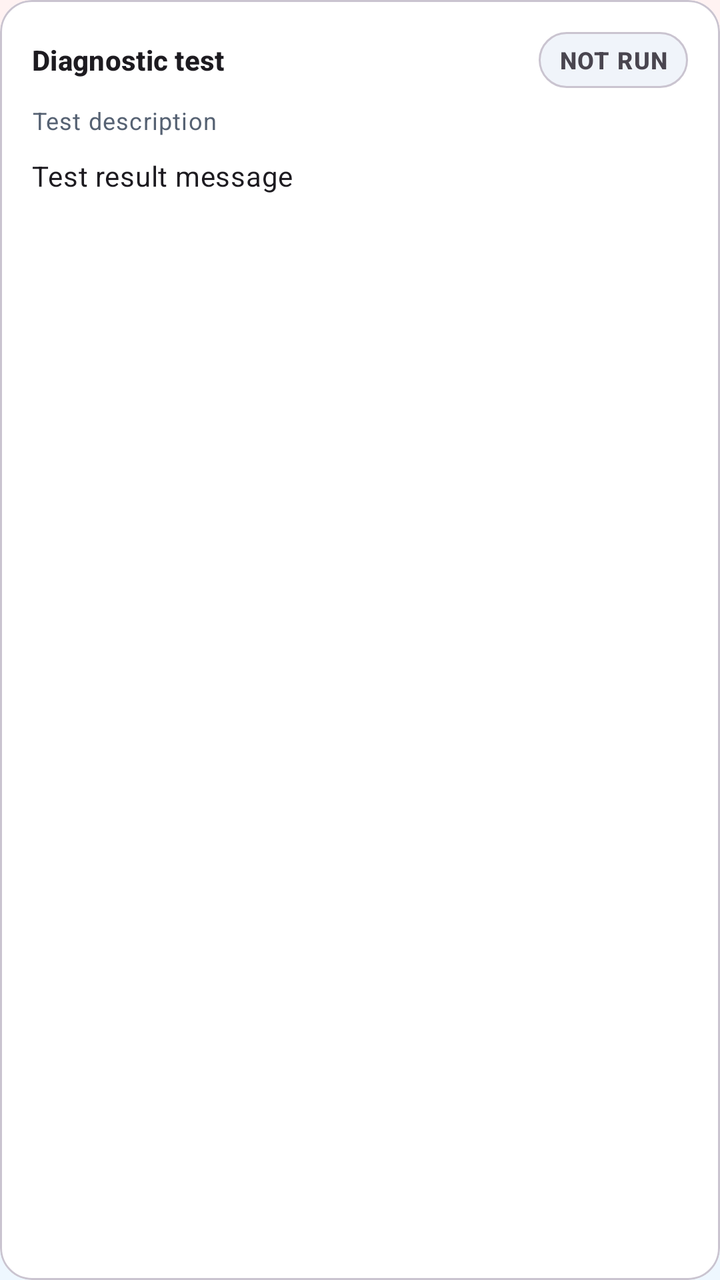
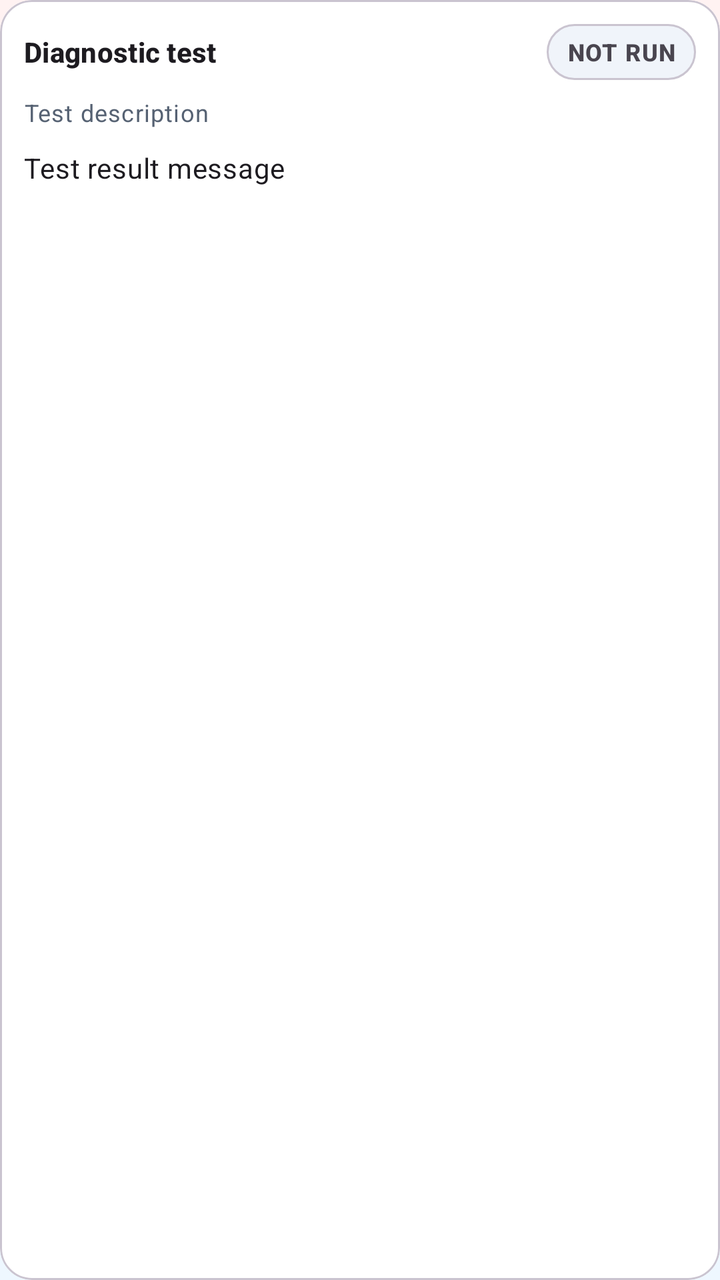

Two renders of the same Android screen: before a commit and after it. Below are the layout's source before the change and the commit's diff.
<!-- AndroidManifest.xml: application theme Theme.StudySaathi -->
<!-- res/layout/item_cloud_diagnostic_result.xml -->
<?xml version="1.0" encoding="utf-8"?>
<com.google.android.material.card.MaterialCardView xmlns:android="http://schemas.android.com/apk/res/android"
    xmlns:app="http://schemas.android.com/apk/res-auto"
    android:layout_width="match_parent"
    android:layout_height="wrap_content"
    android:layout_marginBottom="10dp"
    app:cardCornerRadius="16dp"
    app:cardElevation="0dp"
    app:strokeColor="?attr/colorOutlineVariant"
    app:strokeWidth="1dp">

    <LinearLayout
        android:layout_width="match_parent"
        android:layout_height="wrap_content"
        android:orientation="vertical"
        android:padding="16dp">

        <LinearLayout
            android:layout_width="match_parent"
            android:layout_height="wrap_content"
            android:gravity="center_vertical"
            android:orientation="horizontal">

            <TextView
                android:id="@+id/textCloudDiagnosticTestName"
                android:layout_width="0dp"
                android:layout_height="wrap_content"
                android:layout_weight="1"
                android:text="@string/cloud_diagnostic_test_name_placeholder"
                android:textAppearance="?attr/textAppearanceTitleSmall"
                android:textStyle="bold" />

            <TextView
                android:id="@+id/textCloudDiagnosticTestStatus"
                android:layout_width="wrap_content"
                android:layout_height="wrap_content"
                android:layout_marginStart="12dp"
                android:background="@drawable/bg_status_badge_neutral"
                android:gravity="center"
                android:minHeight="28dp"
                android:minWidth="72dp"
                android:paddingStart="10dp"
                android:paddingTop="4dp"
                android:paddingEnd="10dp"
                android:paddingBottom="4dp"
                android:text="@string/cloud_diagnostic_status_not_run"
                android:textAppearance="?attr/textAppearanceLabelMedium"
                android:textStyle="bold" />

        </LinearLayout>

        <TextView
            android:id="@+id/textCloudDiagnosticTestDescription"
            android:layout_width="match_parent"
            android:layout_height="wrap_content"
            android:layout_marginTop="8dp"
            android:lineSpacingExtra="2dp"
            android:text="@string/cloud_diagnostic_test_description_placeholder"
            android:textAppearance="?attr/textAppearanceBodySmall"
            android:textColor="?attr/colorOnSurfaceVariant" />

        <TextView
            android:id="@+id/textCloudDiagnosticTestMessage"
            android:layout_width="match_parent"
            android:layout_height="wrap_content"
            android:layout_marginTop="10dp"
            android:lineSpacingExtra="2dp"
            android:text="@string/cloud_diagnostic_test_message_placeholder"
            android:textAppearance="?attr/textAppearanceBodyMedium" />

        <TextView
            android:id="@+id/textCloudDiagnosticTechnicalMessage"
            android:layout_width="match_parent"
            android:layout_height="wrap_content"
            android:layout_marginTop="8dp"
            android:lineSpacingExtra="2dp"
            android:text="@string/cloud_diagnostic_technical_placeholder"
            android:textAppearance="?attr/textAppearanceBodySmall"
            android:textColor="?attr/colorOnSurfaceVariant"
            android:visibility="gone" />

    </LinearLayout>

</com.google.android.material.card.MaterialCardView>
<!-- resources referenced by this layout -->
<resources>
  <!-- drawable bg_status_badge_neutral (drawable) -->
  <?xml version="1.0" encoding="utf-8"?>
  <shape xmlns:android="http://schemas.android.com/apk/res/android"
      android:shape="rectangle">
  
      <solid android:color="?attr/colorSurfaceVariant" />
  
      <stroke
          android:width="1dp"
          android:color="?attr/colorOutlineVariant" />
  
      <corners android:radius="14dp" />
  
      <padding
          android:left="10dp"
          android:top="4dp"
          android:right="10dp"
          android:bottom="4dp" />
  
  </shape>
  <string name="cloud_diagnostic_status_not_run">
          NOT RUN
      </string>
  <string name="cloud_diagnostic_technical_placeholder">
          Technical details
      </string>
  <string name="cloud_diagnostic_test_description_placeholder">
          Test description
      </string>
  <string name="cloud_diagnostic_test_message_placeholder">
          Test result message
      </string>
  <string name="cloud_diagnostic_test_name_placeholder">
          Diagnostic test
      </string>
  <color name="ss_primary">#2457C5</color>
  <color name="ss_on_primary">#FFFFFF</color>
  <color name="ss_blue_soft">#EAF2FF</color>
  <color name="ss_primary_dark">#173F99</color>
  <color name="ss_secondary">#087F8C</color>
  <color name="ss_on_secondary">#FFFFFF</color>
  <color name="ss_teal_soft">#EAF8F8</color>
  <color name="ss_tertiary">#8A5A00</color>
  <color name="ss_on_tertiary">#FFFFFF</color>
  <color name="ss_yellow_soft">#FFF8E8</color>
  <color name="ss_background">#F7F9FC</color>
  <color name="ss_surface">#FFFFFF</color>
  <color name="ss_surface_soft">#F0F4FA</color>
  <color name="ss_text_primary">#182230</color>
  <color name="ss_text_secondary">#566273</color>
  <color name="ss_outline">#D6DEE9</color>
  <color name="ss_error">#BA1A1A</color>
  <color name="white">#FFFFFFFF</color>
  <color name="ss_red_soft">#FFF0F0</color>
  <!-- drawable bg_app_soft_mix (drawable) -->
  <?xml version="1.0" encoding="utf-8"?>
  <shape xmlns:android="http://schemas.android.com/apk/res/android"
      android:shape="rectangle">
  
      <gradient
          android:angle="270"
          android:centerColor="#F2FBF3"
          android:endColor="#EEF7FF"
          android:startColor="#FFF2F2"
          android:type="linear" />
  
  </shape>
  <!-- unchanged entries left out for length: 1 -->
</resources>

<!-- the commit's change to res/layout/item_cloud_diagnostic_result.xml (unified diff, before → after) -->
@@ -13,7 +13,7 @@
         android:layout_width="match_parent"
         android:layout_height="wrap_content"
         android:orientation="vertical"
-        android:padding="16dp">
+        android:padding="12dp">
 
         <LinearLayout
             android:layout_width="match_parent"
